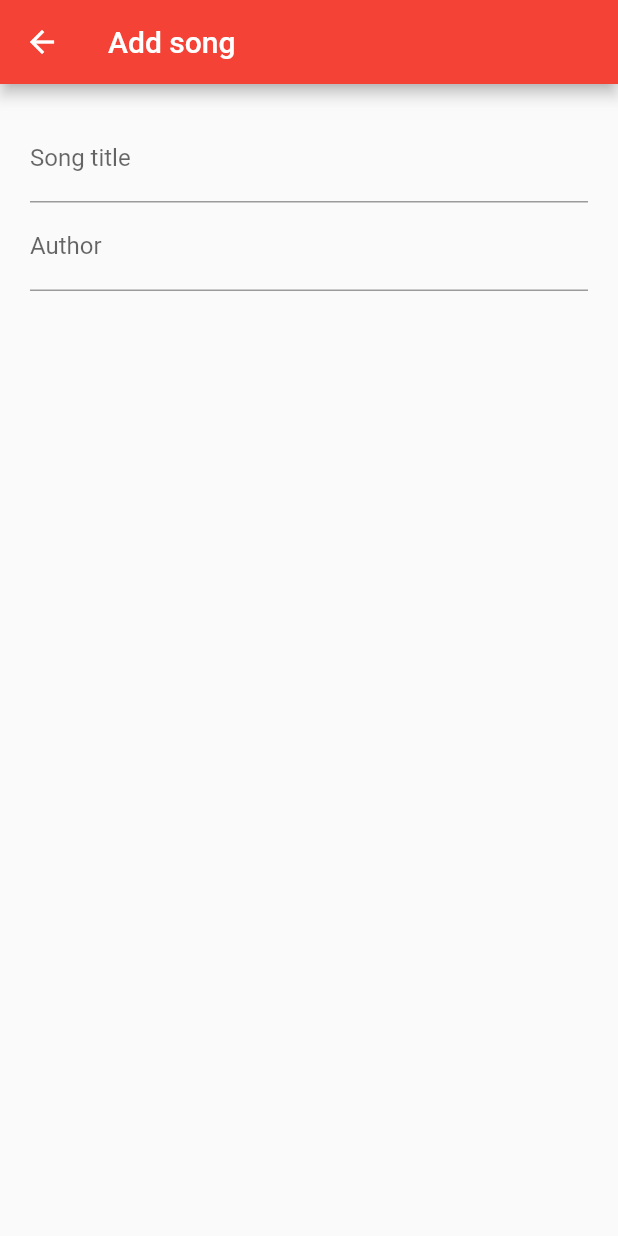
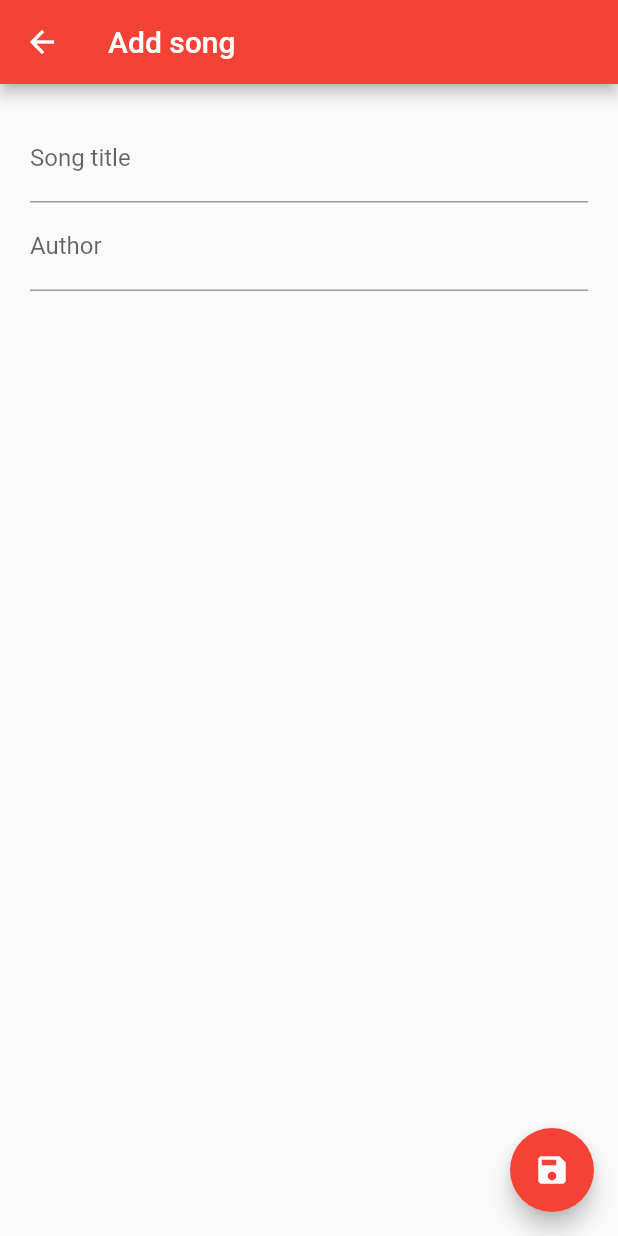
Before and after one commit to SentientCoffee/ChoproReader, a Flutter app: the screen it shows after launch, after a tap on the "add" icon, on a phone screen of 412 x 824 dp. Run offline on Flutter 3.47's test engine with Material 2 defaults, Android fonts, the phone set to English and light mode, and no system bars; our stand-ins replace flutter_slidable.

Commit message:
[Add] Slidable list tiles, confirm on delete
TODO:
- Save new songs to song list (database?)
- Undo delete

```diff
--- a/lib/pages/song_form.dart
+++ b/lib/pages/song_form.dart
@@ -41,9 +41,9 @@ class _SongFormState extends State<SongForm> {
   Widget build(BuildContext context) {
     final Song oldSong = ModalRoute.of(context).settings.arguments;
 
-    var pageTitle = oldSong == null ? "Add song" : "Edit song";
-    var songTitle = oldSong?.title ?? "";
-    var songAuthor = oldSong?.author ?? "";
+    var _pageTitle = oldSong == null ? "Add song" : "Edit song";
+    var _songTitle = oldSong?.title ?? "";
+    var _songAuthor = oldSong?.author ?? "";
 
     return WillPopScope(
       onWillPop: () async {
@@ -66,7 +66,7 @@ class _SongFormState extends State<SongForm> {
               }
             },
           ),
-          title: Text(pageTitle),
+          title: Text(_pageTitle),
         ),
         body: Center(
           child: Container(
@@ -74,21 +74,30 @@ class _SongFormState extends State<SongForm> {
             child: Column(
               children: [
                 TextFormField(
-                  initialValue: songTitle,
+                  initialValue: _songTitle,
                   decoration: InputDecoration(
                     labelText: "Song title",
                   ),
+                  onChanged: (text) => _songTitle = text,
                 ),
                 TextFormField(
-                  initialValue: songAuthor,
+                  initialValue: _songAuthor,
                   decoration: InputDecoration(
                     labelText: "Author",
                   ),
+                  onChanged: (text) => _songAuthor = text,
                 ),
               ],
             ),
           ),
         ),
+        floatingActionButton: FloatingActionButton(
+          child: Icon(Icons.save),
+          onPressed: () {
+            // @Incomplete: Implement returning song to song list, maybe implement database first?
+            Navigator.of(context).pop("Saving: ${Song(title: _songTitle, author: _songAuthor)}");
+          },
+        ),
       ),
     );
   }
--- a/lib/pages/song_list.dart
+++ b/lib/pages/song_list.dart
@@ -1,5 +1,7 @@
+import "package:ChoproReader/song.dart";
+
 import "package:flutter/material.dart";
-import "package:ChoproReader/song.dart";
+import "package:flutter_slidable/flutter_slidable.dart";
 
 class SongSelectPage extends StatefulWidget {
   SongSelectPage({Key key, this.title}) : super(key: key);
@@ -10,12 +12,55 @@ class SongSelectPage extends StatefulWidget {
 }
 
 class _SongSelectPageState extends State<SongSelectPage> {
+  Offset _tapPosition;
+
+  Future<bool> _showDeleteDialog(BuildContext context, Song song) async {
+    var ret = await showDialog<bool>(
+      context: context,
+      barrierDismissible: true,
+      builder: (context) => AlertDialog(
+        title: Text("Delete?"),
+        content: Text("Are you sure you want to delete \"${song.title}\"? "),
+        elevation: 24.0,
+        actions: [
+          FlatButton(
+            child: Text("Yes"),
+            onPressed: () {
+              Navigator.of(context).pop(true);
+            },
+          ),
+          FlatButton(
+            child: Text("No"),
+            onPressed: () {
+              Navigator.of(context).pop(false);
+            },
+          ),
+        ],
+      ),
+    );
+
+    return ret ?? false;
+  }
+
+  Future<void> _tryDeleteSongFromList(BuildContext context, Song song) async {
+    if (await _showDeleteDialog(context, song)) {
+      Scaffold.of(context).showSnackBar(
+        SnackBar(
+          content: Text("Deleted \"${song.title}\" from song list"),
+          duration: Duration(seconds: 2),
+        ),
+      );
+      setState(() {
+        songList.remove(song);
+      });
+    }
+  }
+
   List<Song> songList = [
     Song(title: "Song 1", author: "Author 1"),
     Song(title: "Song 2", author: "Author 2"),
+    Song(title: "Song 3", author: "Author 3"),
   ];
-
-  Offset _tapPosition;
 
   @override
   Widget build(BuildContext context) {
@@ -29,19 +74,48 @@ class _SongSelectPageState extends State<SongSelectPage> {
               icon: Icon(Icons.add),
               onPressed: () async {
                 var returnMsg = await Navigator.pushNamed(context, "/songForm");
-                if (returnMsg != null) print(returnMsg);
+                setState(() {
+                  if (returnMsg != null) print(returnMsg);
+                });
               },
             ),
           ],
         ),
       ),
       body: ListView.separated(
-        itemCount: songList.length,
+        itemCount: songList.length + 1,
         itemBuilder: (context, index) {
+          if (index == songList.length) {
+            return Center(
+              child: Container(
+                padding: EdgeInsets.all(10.0),
+                child: Text(
+                  "${songList.length} songs",
+                  style: TextStyle(
+                    color: Colors.grey[600],
+                  ),
+                ),
+              ),
+            );
+          }
+
           return GestureDetector(
-            child: SongWidget(song: songList[index]),
+            child: Slidable(
+              actionPane: SlidableDrawerActionPane(),
+              child: SongWidget(song: songList[index]),
+              secondaryActions: [
+                IconSlideAction(
+                  icon: Icons.delete,
+                  color: Colors.red,
+                  onTap: () => _tryDeleteSongFromList(context, songList[index]),
+                ),
+              ],
+            ),
             onTapDown: (details) {
               _tapPosition = details.globalPosition;
+            },
+            onTap: () {
+              print(songList[index]);
             },
             onLongPress: () async {
               final RenderBox overlay = Overlay.of(context).context.findRenderObject();
@@ -53,19 +127,32 @@ class _SongSelectPageState extends State<SongSelectPage> {
                     value: 0,
                     child: Text("Edit"),
                   ),
+                  PopupMenuItem(
+                    value: 1,
+                    child: Text("Delete"),
+                  ),
                 ],
               ).then((value) async {
                 switch (value) {
                   case 0:
                     var returnMsg = await Navigator.pushNamed(context, "/songForm", arguments: songList[index]);
-                    if (returnMsg != null) print(returnMsg);
+                    setState(() {
+                      if (returnMsg != null) print(returnMsg);
+                    });
+                    break;
+                  case 1:
+                    _tryDeleteSongFromList(context, songList[index]);
                     break;
                 }
               });
             },
           );
         },
-        separatorBuilder: (context, index) => Divider(thickness: 2, color: Colors.black),
+        separatorBuilder: (context, index) => Divider(
+          thickness: 2,
+          color: Colors.black,
+          height: 2,
+        ),
       ),
       floatingActionButton: null,
     );
--- a/pubspec.yaml
+++ b/pubspec.yaml
@@ -23,6 +23,7 @@ environment:
 dependencies:
   flutter:
     sdk: flutter
+  flutter_slidable:
 
 
   # The following adds the Cupertino Icons font to your application.
@@ -32,6 +33,7 @@ dependencies:
 dev_dependencies:
   flutter_test:
     sdk: flutter
+
 
 # For information on the generic Dart part of this file, see the
 # following page: https://dart.dev/tools/pub/pubspec
```
